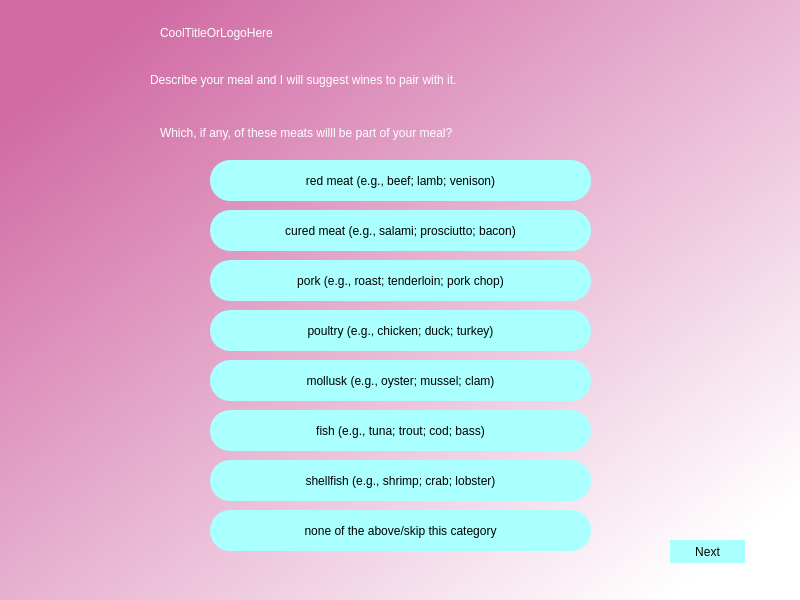
Qt form main_form.ui (acolburn/food_wine_gui) before a commit.
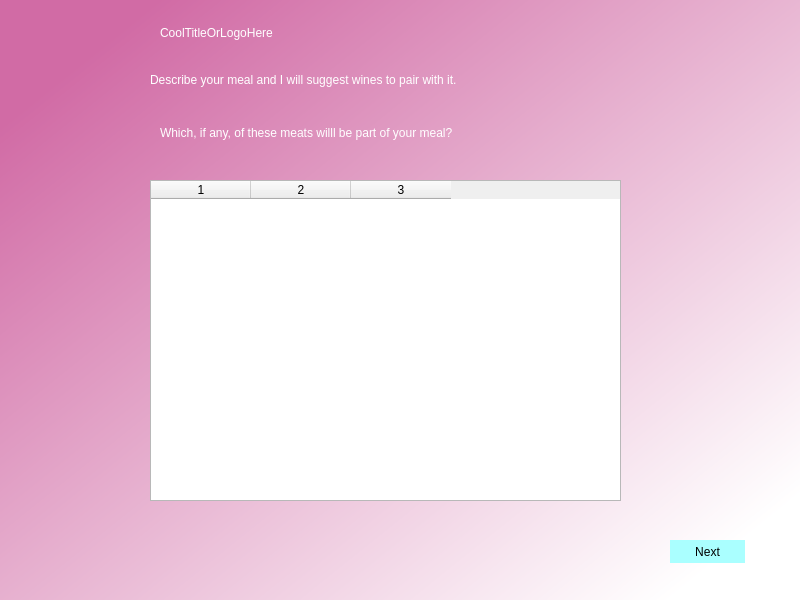
The same form after that commit.

Commit message: Table w/ checkboxes; about to add pandas

The edit to the form file:
```diff
--- a/main_form.ui
+++ b/main_form.ui
@@ -86,22 +86,6 @@
      <string>Describe your meal and I will suggest wines to pair with it.</string>
     </property>
    </widget>
-   <widget class="QPushButton" name="pushButton">
-    <property name="geometry">
-     <rect>
-      <x>210</x>
-      <y>160</y>
-      <width>381</width>
-      <height>41</height>
-     </rect>
-    </property>
-    <property name="styleSheet">
-     <string notr="true"/>
-    </property>
-    <property name="text">
-     <string>red meat (e.g., beef; lamb; venison)</string>
-    </property>
-   </widget>
    <widget class="QLabel" name="label_3">
     <property name="geometry">
      <rect>
@@ -119,54 +103,6 @@
      <string>Which, if any, of these meats willl be part of your meal?</string>
     </property>
    </widget>
-   <widget class="QPushButton" name="pushButton_2">
-    <property name="geometry">
-     <rect>
-      <x>210</x>
-      <y>210</y>
-      <width>381</width>
-      <height>41</height>
-     </rect>
-    </property>
-    <property name="styleSheet">
-     <string notr="true"/>
-    </property>
-    <property name="text">
-     <string>cured meat (e.g., salami; prosciutto; bacon)</string>
-    </property>
-   </widget>
-   <widget class="QPushButton" name="pushButton_3">
-    <property name="geometry">
-     <rect>
-      <x>210</x>
-      <y>260</y>
-      <width>381</width>
-      <height>41</height>
-     </rect>
-    </property>
-    <property name="styleSheet">
-     <string notr="true"/>
-    </property>
-    <property name="text">
-     <string>pork (e.g., roast; tenderloin; pork chop)</string>
-    </property>
-   </widget>
-   <widget class="QPushButton" name="pushButton_4">
-    <property name="geometry">
-     <rect>
-      <x>210</x>
-      <y>310</y>
-      <width>381</width>
-      <height>41</height>
-     </rect>
-    </property>
-    <property name="styleSheet">
-     <string notr="true"/>
-    </property>
-    <property name="text">
-     <string>poultry (e.g., chicken; duck; turkey)</string>
-    </property>
-   </widget>
    <widget class="QPushButton" name="pushButton_5">
     <property name="geometry">
      <rect>
@@ -186,69 +122,32 @@
      <string>Next</string>
     </property>
    </widget>
-   <widget class="QPushButton" name="pushButton_6">
+   <widget class="QTableWidget" name="tableWidget">
     <property name="geometry">
      <rect>
-      <x>210</x>
-      <y>360</y>
-      <width>381</width>
-      <height>41</height>
+      <x>150</x>
+      <y>180</y>
+      <width>471</width>
+      <height>321</height>
      </rect>
     </property>
-    <property name="styleSheet">
-     <string notr="true"/>
+    <property name="font">
+     <font>
+      <pointsize>11</pointsize>
+     </font>
     </property>
-    <property name="text">
-     <string>mollusk (e.g., oyster; mussel; clam)</string>
+    <property name="sizeAdjustPolicy">
+     <enum>QAbstractScrollArea::AdjustToContents</enum>
     </property>
-   </widget>
-   <widget class="QPushButton" name="pushButton_7">
-    <property name="geometry">
-     <rect>
-      <x>210</x>
-      <y>410</y>
-      <width>381</width>
-      <height>41</height>
-     </rect>
+    <property name="columnCount">
+     <number>3</number>
     </property>
-    <property name="styleSheet">
-     <string notr="true"/>
-    </property>
-    <property name="text">
-     <string>fish (e.g., tuna; trout; cod; bass)</string>
-    </property>
-   </widget>
-   <widget class="QPushButton" name="pushButton_8">
-    <property name="geometry">
-     <rect>
-      <x>210</x>
-      <y>460</y>
-      <width>381</width>
-      <height>41</height>
-     </rect>
-    </property>
-    <property name="styleSheet">
-     <string notr="true"/>
-    </property>
-    <property name="text">
-     <string>shellfish (e.g., shrimp; crab; lobster)</string>
-    </property>
-   </widget>
-   <widget class="QPushButton" name="pushButton_9">
-    <property name="geometry">
-     <rect>
-      <x>210</x>
-      <y>510</y>
-      <width>381</width>
-      <height>41</height>
-     </rect>
-    </property>
-    <property name="styleSheet">
-     <string notr="true"/>
-    </property>
-    <property name="text">
-     <string>none of the above/skip this category</string>
-    </property>
+    <attribute name="horizontalHeaderVisible">
+     <bool>true</bool>
+    </attribute>
+    <column/>
+    <column/>
+    <column/>
    </widget>
   </widget>
  </widget>
```
The commit also changes 4 other files.
